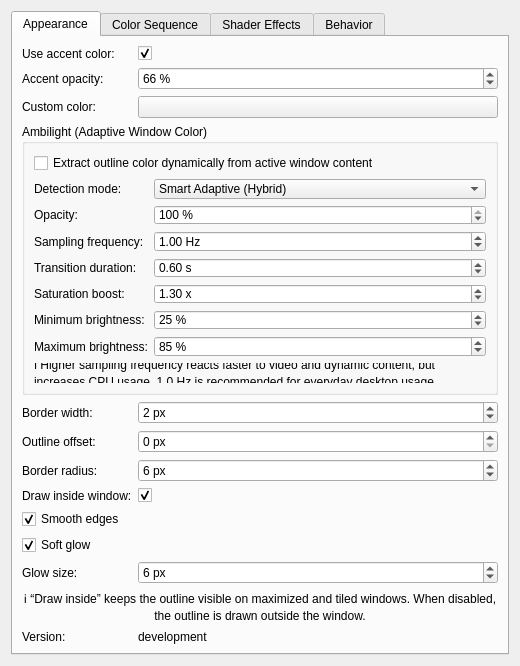
Old version of the form activewindowoutline_config.ui in the repository gmalinowski/LeapK.
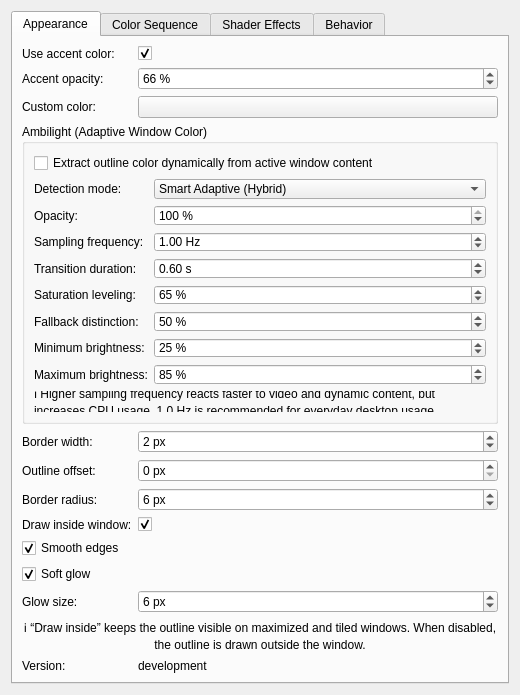
New version of the form. Custom widgets are drawn as their Qt base class.

Commit message: feat(ambilight): add saturation leveling and fallback contrast differentiation sliders

Patch:
```diff
--- a/activewindowoutline_config.ui
+++ b/activewindowoutline_config.ui
@@ -209,37 +209,63 @@
           <item row="5" column="0">
            <widget class="QLabel" name="label_ambilightSaturationBoost">
             <property name="text">
-             <string>Saturation boost:</string>
+             <string>Saturation leveling:</string>
             </property>
            </widget>
           </item>
           <item row="5" column="1">
-           <widget class="QDoubleSpinBox" name="kcfg_AmbilightSaturationBoost">
+           <widget class="QSpinBox" name="kcfg_AmbilightSaturationLeveling">
+            <property name="toolTip">
+             <string>Normalizes outline saturation: softens overly harsh neon colors and boosts pale, weak colors towards the target level.</string>
+            </property>
             <property name="minimum">
-             <double>1.0</double>
+             <number>0</number>
             </property>
             <property name="maximum">
-             <double>3.0</double>
-            </property>
-            <property name="singleStep">
-             <double>0.1</double>
+             <number>100</number>
             </property>
             <property name="value">
-             <double>1.3</double>
+             <number>65</number>
             </property>
             <property name="suffix">
-             <string> x</string>
+             <string> %</string>
             </property>
            </widget>
           </item>
           <item row="6" column="0">
+           <widget class="QLabel" name="label_ambilightFallbackStrength">
+            <property name="text">
+             <string>Fallback distinction:</string>
+            </property>
+           </widget>
+          </item>
+          <item row="6" column="1">
+           <widget class="QSpinBox" name="kcfg_AmbilightFallbackStrength">
+            <property name="toolTip">
+             <string>Controls how strongly the outline is modified to stand out when window content matches the dominant accent in Smart Adaptive mode (0%: subtle/identical, 100%: strong contrast &amp; vibrance pop).</string>
+            </property>
+            <property name="minimum">
+             <number>0</number>
+            </property>
+            <property name="maximum">
+             <number>100</number>
+            </property>
+            <property name="value">
+             <number>50</number>
+            </property>
+            <property name="suffix">
+             <string> %</string>
+            </property>
+           </widget>
+          </item>
+          <item row="7" column="0">
            <widget class="QLabel" name="label_ambilightMinBrightness">
             <property name="text">
              <string>Minimum brightness:</string>
             </property>
            </widget>
           </item>
-          <item row="6" column="1">
+          <item row="7" column="1">
            <widget class="QSpinBox" name="kcfg_AmbilightMinBrightness">
             <property name="minimum">
              <number>0</number>
@@ -255,14 +281,14 @@
             </property>
            </widget>
           </item>
-          <item row="7" column="0">
+          <item row="8" column="0">
            <widget class="QLabel" name="label_ambilightMaxBrightness">
             <property name="text">
              <string>Maximum brightness:</string>
             </property>
            </widget>
           </item>
-          <item row="7" column="1">
+          <item row="8" column="1">
            <widget class="QSpinBox" name="kcfg_AmbilightMaxBrightness">
             <property name="minimum">
              <number>50</number>
@@ -278,7 +304,7 @@
             </property>
            </widget>
           </item>
-          <item row="8" column="0" colspan="2">
+          <item row="9" column="0" colspan="2">
            <widget class="QLabel" name="label_ambilightWarning">
             <property name="text">
              <string>ℹ️ Higher sampling frequency reacts faster to video and dynamic content, but increases CPU usage. 1.0 Hz is recommended for everyday desktop usage.</string>
```
Left out of the diff: 2 changed lines with no effect on the pictures. The commit also changes 11 other files.
